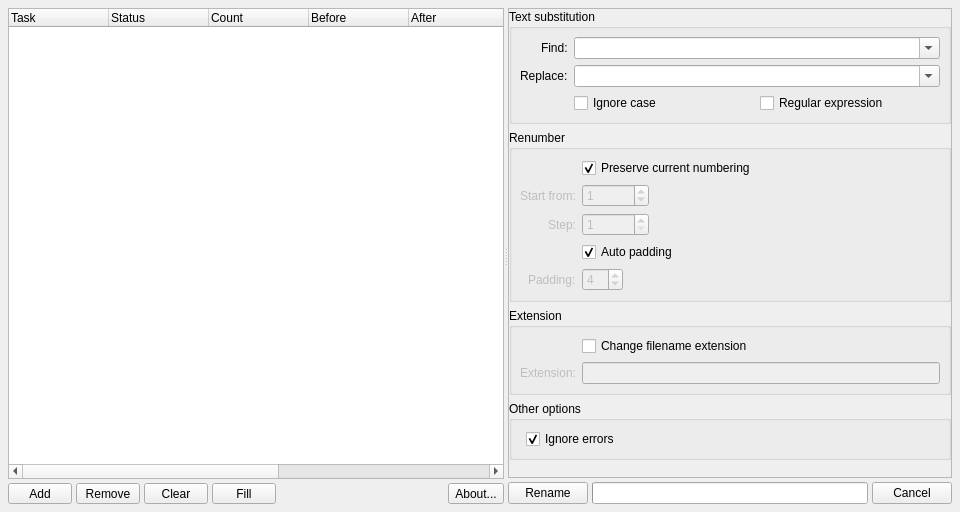
This is src/forms/sequencerename.ui in mjbonnington/sequencerename as Qt 5 draws it before an edit. The edited form follows.
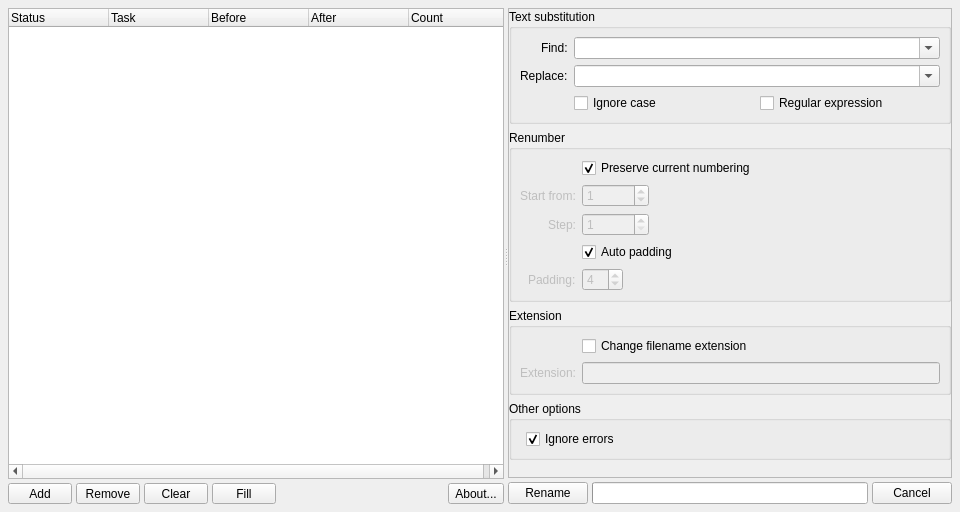
This is the edited form.

Commit message: Group rename tasks by folder

```diff
--- a/src/forms/sequencerename.ui
+++ b/src/forms/sequencerename.ui
@@ -121,13 +121,8 @@
            <bool>false</bool>
           </property>
           <attribute name="headerStretchLastSection">
-           <bool>false</bool>
+           <bool>true</bool>
           </attribute>
-          <column>
-           <property name="text">
-            <string>Task</string>
-           </property>
-          </column>
           <column>
            <property name="text">
             <string>Status</string>
@@ -135,7 +130,7 @@
           </column>
           <column>
            <property name="text">
-            <string>Count</string>
+            <string>Task</string>
            </property>
           </column>
           <column>
@@ -150,22 +145,7 @@
           </column>
           <column>
            <property name="text">
-            <string>Path</string>
-           </property>
-          </column>
-          <column>
-           <property name="text">
-            <string>Prefix</string>
-           </property>
-          </column>
-          <column>
-           <property name="text">
-            <string>Frames</string>
-           </property>
-          </column>
-          <column>
-           <property name="text">
-            <string>Extension</string>
+            <string>Count</string>
            </property>
           </column>
          </widget>
```
Left out of the diff: 71 changed lines with no effect on the pictures. The commit also changes 2 other files.
